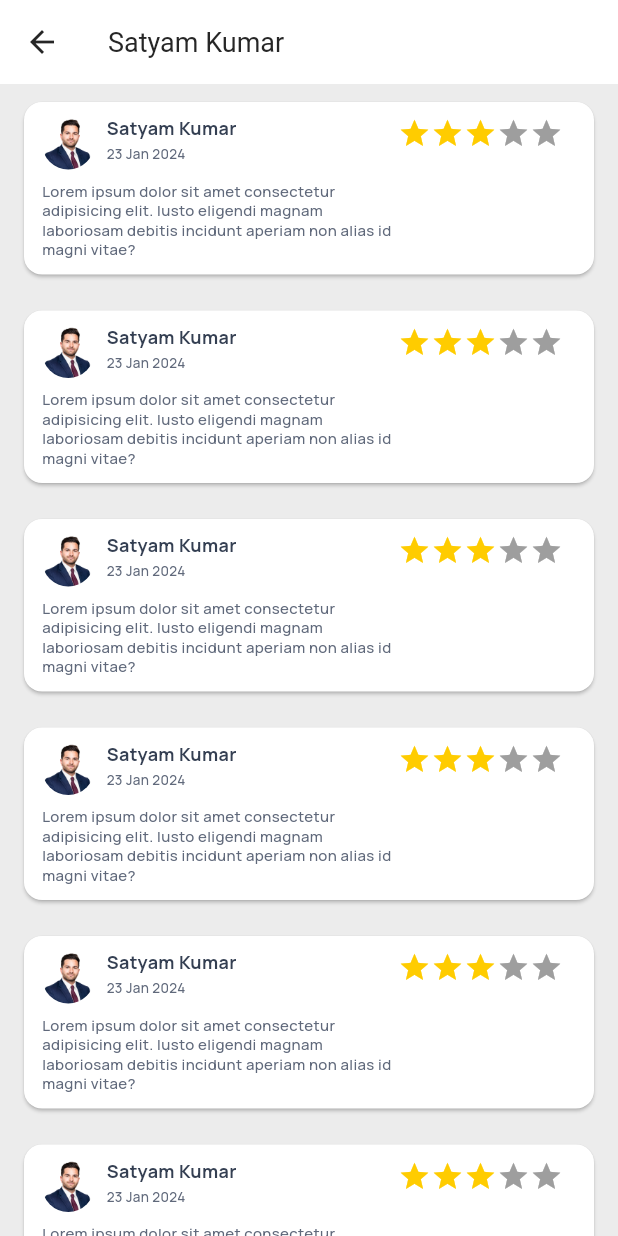
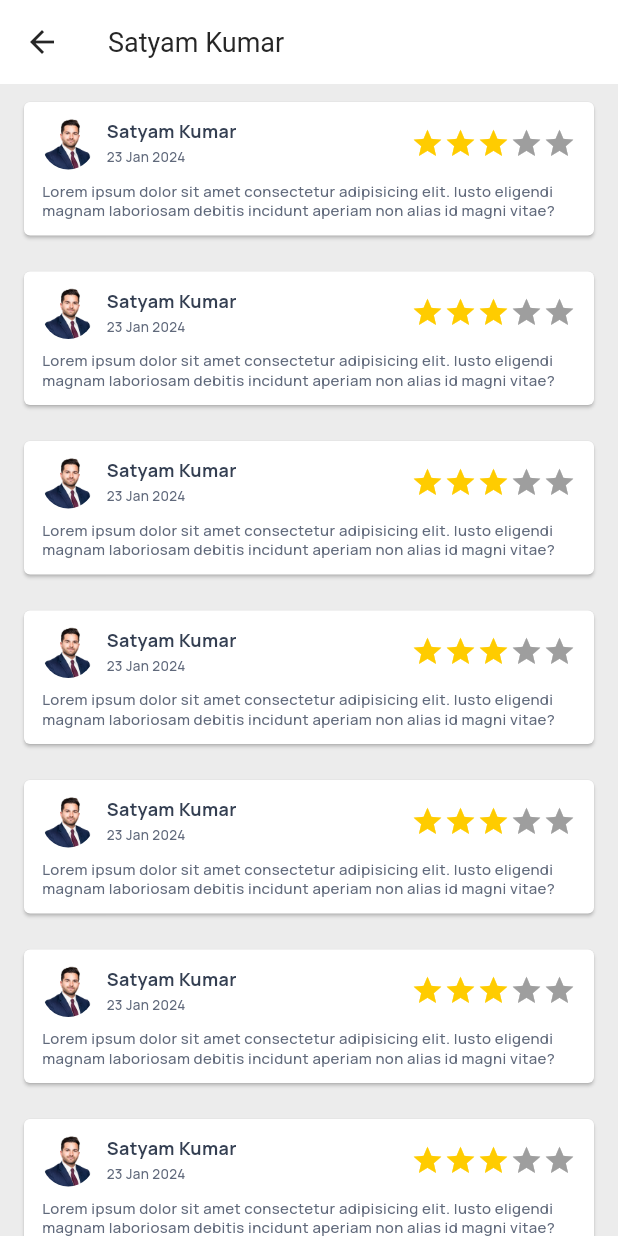
Before and after one commit to divyamittal-1712/user, a Flutter app: the ConsultantDetailPage screen opened by its route, after a tap on "View All", on a phone screen of 412 x 824 dp. Run offline on Flutter 3.47's test engine with Material 3 defaults, Android fonts, the phone set to English and light mode, and no system bars; drawn by our look-alikes of flutter_rating_bar, loader_overlay; our stand-ins replace cached_network_image, carousel_slider, dotted_decoration, flutter_native_splash, flutter_spinkit, flutter_svg and 5 more; missing offline and left inert: dart:ffi; accounts and stored records are empty; network calls fail.

Commit message:
issue solve nilesh

```diff
--- a/lib/screens/home/bottom_navigation/appointment/views/appointment_tab_bar.dart
+++ b/lib/screens/home/bottom_navigation/appointment/views/appointment_tab_bar.dart
@@ -212,6 +212,7 @@ class _AppointmentTabBarState extends State<AppointmentTabBar>
                           width: 16,
                         ),
                         PopupMenuButton(
+                          color: Colors.white,
                             onSelected: (String value) {
                           if (value == 'Cancel Event') {
                             _showCancelAppointmentBottomSheet(context);
@@ -252,6 +253,7 @@ class _AppointmentTabBarState extends State<AppointmentTabBar>
   void _showCancelAppointmentBottomSheet(BuildContext context) {
     showModalBottomSheet(
       context: context,
+      backgroundColor: Colors.white,
       shape: const RoundedRectangleBorder(
         borderRadius: BorderRadius.vertical(
           top: Radius.circular(25.0),
--- a/lib/screens/home/bottom_navigation/consultant/views/consultant_detail_page.dart
+++ b/lib/screens/home/bottom_navigation/consultant/views/consultant_detail_page.dart
@@ -159,6 +159,9 @@ class ConsultantDetailPage extends StatelessWidget {
               ),
               Card(
                 color: AppColor.whiteColor,
+                shape: RoundedRectangleBorder(
+                  borderRadius: BorderRadius.circular(4.0),
+                ),
                 child: Padding(
                   padding: const EdgeInsets.symmetric(
                       horizontal: 12.0, vertical: 15),
@@ -378,6 +381,9 @@ class ConsultantDetailPage extends StatelessWidget {
       padding: const EdgeInsets.symmetric(vertical: 8.0,horizontal: 5),
       child: Card(
         color: AppColor.whiteColor,
+        shape: RoundedRectangleBorder(
+          borderRadius: BorderRadius.circular(4.0),
+        ),
         child: Padding(
           padding: const EdgeInsets.symmetric(vertical: 10.0,horizontal: 12.0),
             child: Column(
--- a/lib/screens/home/bottom_navigation/consultant/views/consultant_review_all_page.dart
+++ b/lib/screens/home/bottom_navigation/consultant/views/consultant_review_all_page.dart
@@ -41,6 +41,9 @@ class ReviewAllScreen extends StatelessWidget {
       padding: const EdgeInsets.symmetric(vertical: 8.0,horizontal: 12),
       child: Card(
         color: AppColor.whiteColor,
+        shape: RoundedRectangleBorder(
+          borderRadius: BorderRadius.circular(4.0),
+        ),
         child: Padding(
           padding: const EdgeInsets.symmetric(vertical: 10.0,horizontal: 12.0),
           child: Row(
@@ -51,7 +54,7 @@ class ReviewAllScreen extends StatelessWidget {
                 child: Column(
                   children: [
                     Row(
-                      crossAxisAlignment: CrossAxisAlignment.start,
+                      crossAxisAlignment: CrossAxisAlignment.center,
                       children: [
                         Container(
                           height: 35,
@@ -86,6 +89,22 @@ class ReviewAllScreen extends StatelessWidget {
                               ),
                             ],
                           ),
+                        ),
+                        Spacer(),
+                        RatingBar.builder(
+                          initialRating: 3,
+                          maxRating: 1,
+                          direction: Axis.horizontal,
+                          allowHalfRating: true,
+                          itemCount: 5,
+                          itemSize: 22,
+                          // itemPadding: EdgeInsets.symmetric(horizontal:4.0),
+                          itemBuilder: (context,index) =>
+                              Icon(
+                                Icons.star,
+                                size: 12,
+                                color: AppColor.appYellow,
+                              ), onRatingUpdate: (double value) {  },
                         )
                       ],
                     ),
@@ -99,24 +118,6 @@ class ReviewAllScreen extends StatelessWidget {
                   ],
                 ),
               ),
-              Expanded(
-                flex: 1,
-                child: RatingBar.builder(
-                  initialRating: 3,
-                    maxRating: 1,
-                    direction: Axis.horizontal,
-                    allowHalfRating: true,
-                    itemCount: 5,
-                    itemSize: 22,
-                    // itemPadding: EdgeInsets.symmetric(horizontal:4.0),
-                    itemBuilder: (context,index) =>
-                        Icon(
-                          Icons.star,
-                          size: 12,
-                          color: AppColor.appYellow,
-                        ), onRatingUpdate: (double value) {  },
-                )
-              ),
             ],
           ),
         ),
--- a/lib/screens/notification/views/notificationscreen.dart
+++ b/lib/screens/notification/views/notificationscreen.dart
@@ -36,6 +36,9 @@ class NotificationPage extends StatelessWidget {
               padding: EdgeInsets.only(left: 12.0, top: 8.0, right: 12.0),
                 child: Card(
                   color: AppColor.whiteColor,
+                  shape: RoundedRectangleBorder(
+                    borderRadius: BorderRadius.circular(4.0),
+                  ),
                   child: Padding(
                     padding: const EdgeInsets.symmetric(horizontal: 12.0,vertical: 16),
                     child: Column(
```
Also changed, not shown: lib/screens/home/bottom_navigation/appointment/views/reschedule_appointment_page.dart (+7 -0 lines), lib/screens/home/bottom_navigation/home_page/homepage_screen.dart (+16 -10 lines), lib/screens/login/views/OTP.dart (+11 -3 lines), lib/screens/login/views/get_started.dart (+15 -17 lines), lib/screens/login/views/phone.dart (+12 -3 lines).
